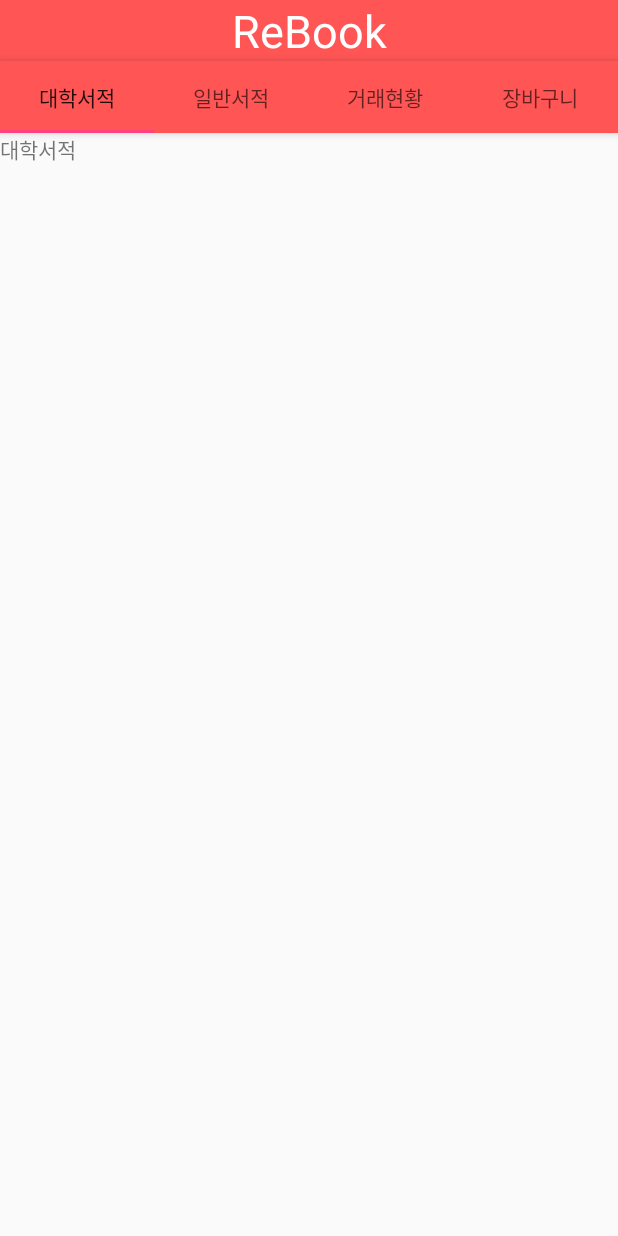
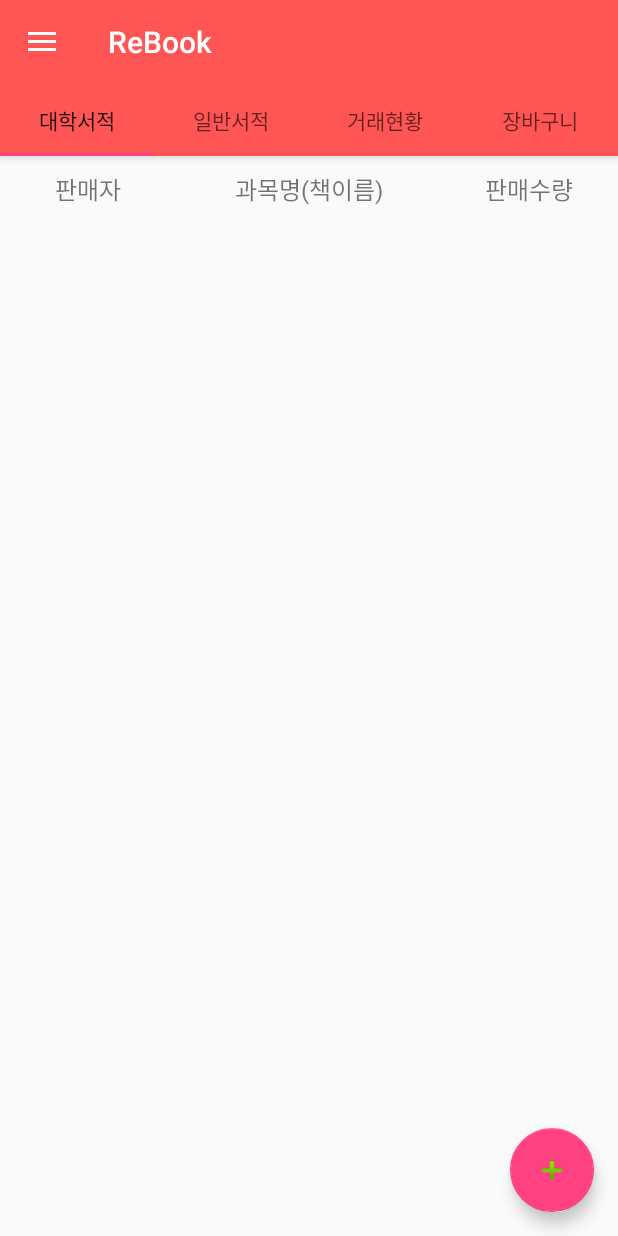
Before and after one commit to MoonSlime/ReBook, an Android app: the screen it shows after launch (MainActivity), on a phone screen of 412 x 824 dp. Run offline under Robolectric (Android 15) with nearby library versions, the phone set to English and light mode, and no system bars; libraries missing offline, so code that uses them is left out: com.google.zxing.integration.

Commit message:
ui_tmp_2nd

```diff
--- a/app/src/main/AndroidManifest.xml
+++ b/app/src/main/AndroidManifest.xml
@@ -9,7 +9,7 @@
         android:icon="@mipmap/ic_launcher"
         android:label="@string/app_name"
         android:supportsRtl="true"
-        android:theme="@style/AppTheme">
+        android:theme="@style/AppTheme.NoActionBar">
         <activity android:name=".MainActivity">
             <intent-filter>
                 <action android:name="android.intent.action.MAIN" />
--- a/app/src/main/java/com/cksrb/rebook/MainActivity.java
+++ b/app/src/main/java/com/cksrb/rebook/MainActivity.java
@@ -1,6 +1,11 @@
 package com.cksrb.rebook;
 
+import android.support.design.widget.FloatingActionButton;
+import android.support.design.widget.NavigationView;
+import android.support.design.widget.Snackbar;
 import android.support.design.widget.TabLayout;
+import android.support.v4.widget.DrawerLayout;
+import android.support.v7.app.ActionBarDrawerToggle;
 import android.support.v7.app.AppCompatActivity;
 
 import android.content.DialogInterface;
@@ -13,7 +18,10 @@
 import android.support.v4.view.ViewPager;
 
 import android.support.v7.app.AlertDialog;
+import android.support.v7.widget.Toolbar;
+import android.view.Menu;
 import android.view.View;
+import android.widget.Toast;
 
 import com.google.zxing.integration.android.IntentIntegrator;
 import com.google.zxing.integration.android.IntentResult;
@@ -28,6 +36,8 @@
     protected void onCreate(Bundle savedInstanceState) {
         super.onCreate(savedInstanceState);
         setContentView(R.layout.activity_main);
+        Toolbar toolbar = (Toolbar) findViewById(R.id.toolbar);
+        setSupportActionBar(toolbar);
 
         mSectionsPagerAdapter = new SectionsPagerAdapter(getSupportFragmentManager());
 
@@ -36,6 +46,21 @@
 
         TabLayout tabLayout = (TabLayout) findViewById(R.id.tabs);
         tabLayout.setupWithViewPager(mViewPager);
+
+        FloatingActionButton fab = (FloatingActionButton) findViewById(R.id.fab);
+        fab.setOnClickListener(new View.OnClickListener() {
+            @Override
+            public void onClick(View view) {
+                Snackbar.make(view, "Replace with your own action", Snackbar.LENGTH_LONG)
+                        .setAction("Action", null).show();
+            }
+        });
+
+        DrawerLayout drawer = (DrawerLayout) findViewById(R.id.drawer_layout);
+        ActionBarDrawerToggle toggle = new ActionBarDrawerToggle(
+                this, drawer, toolbar, R.string.navigation_drawer_open, R.string.navigation_drawer_close);
+        drawer.setDrawerListener(toggle);
+        toggle.syncState();
     }
 
     public void onClick1(View view){
@@ -109,5 +134,4 @@
             return null;
         }
     }
-
 }
--- /dev/null
+++ b/app/src/main/res/drawable/ic_menu_camera.xml
@@ -0,0 +1,12 @@
+<vector xmlns:android="http://schemas.android.com/apk/res/android"
+    android:width="24dp"
+    android:height="24dp"
+    android:viewportHeight="24.0"
+    android:viewportWidth="24.0">
+    <path
+        android:fillColor="#FF000000"
+        android:pathData="M12,12m-3.2,0a3.2,3.2 0,1 1,6.4 0a3.2,3.2 0,1 1,-6.4 0" />
+    <path
+        android:fillColor="#FF000000"
+        android:pathData="M9,2L7.17,4H4c-1.1,0 -2,0.9 -2,2v12c0,1.1 0.9,2 2,2h16c1.1,0 2,-0.9 2,-2V6c0,-1.1 -0.9,-2 -2,-2h-3.17L15,2H9zm3,15c-2.76,0 -5,-2.24 -5,-5s2.24,-5 5,-5 5,2.24 5,5 -2.24,5 -5,5z" />
+</vector>
--- /dev/null
+++ b/app/src/main/res/drawable/ic_menu_gallery.xml
@@ -0,0 +1,9 @@
+<vector xmlns:android="http://schemas.android.com/apk/res/android"
+    android:width="24dp"
+    android:height="24dp"
+    android:viewportHeight="24.0"
+    android:viewportWidth="24.0">
+    <path
+        android:fillColor="#FF000000"
+        android:pathData="M22,16V4c0,-1.1 -0.9,-2 -2,-2H8c-1.1,0 -2,0.9 -2,2v12c0,1.1 0.9,2 2,2h12c1.1,0 2,-0.9 2,-2zm-11,-4l2.03,2.71L16,11l4,5H8l3,-4zM2,6v14c0,1.1 0.9,2 2,2h14v-2H4V6H2z" />
+</vector>
--- /dev/null
+++ b/app/src/main/res/drawable/ic_menu_manage.xml
@@ -0,0 +1,9 @@
+<vector xmlns:android="http://schemas.android.com/apk/res/android"
+    android:width="24dp"
+    android:height="24dp"
+    android:viewportHeight="24.0"
+    android:viewportWidth="24.0">
+    <path
+        android:fillColor="#FF000000"
+        android:pathData="M22.7,19l-9.1,-9.1c0.9,-2.3 0.4,-5 -1.5,-6.9 -2,-2 -5,-2.4 -7.4,-1.3L9,6 6,9 1.6,4.7C0.4,7.1 0.9,10.1 2.9,12.1c1.9,1.9 4.6,2.4 6.9,1.5l9.1,9.1c0.4,0.4 1,0.4 1.4,0l2.3,-2.3c0.5,-0.4 0.5,-1.1 0.1,-1.4z" />
+</vector>
--- /dev/null
+++ b/app/src/main/res/drawable/ic_menu_send.xml
@@ -0,0 +1,9 @@
+<vector xmlns:android="http://schemas.android.com/apk/res/android"
+    android:width="24dp"
+    android:height="24dp"
+    android:viewportHeight="24.0"
+    android:viewportWidth="24.0">
+    <path
+        android:fillColor="#FF000000"
+        android:pathData="M2.01,21L23,12 2.01,3 2,10l15,2 -15,2z" />
+</vector>
--- /dev/null
+++ b/app/src/main/res/drawable/ic_menu_share.xml
@@ -0,0 +1,9 @@
+<vector xmlns:android="http://schemas.android.com/apk/res/android"
+    android:width="24dp"
+    android:height="24dp"
+    android:viewportHeight="24.0"
+    android:viewportWidth="24.0">
+    <path
+        android:fillColor="#FF000000"
+        android:pathData="M18,16.08c-0.76,0 -1.44,0.3 -1.96,0.77L8.91,12.7c0.05,-0.23 0.09,-0.46 0.09,-0.7s-0.04,-0.47 -0.09,-0.7l7.05,-4.11c0.54,0.5 1.25,0.81 2.04,0.81 1.66,0 3,-1.34 3,-3s-1.34,-3 -3,-3 -3,1.34 -3,3c0,0.24 0.04,0.47 0.09,0.7L8.04,9.81C7.5,9.31 6.79,9 6,9c-1.66,0 -3,1.34 -3,3s1.34,3 3,3c0.79,0 1.5,-0.31 2.04,-0.81l7.12,4.16c-0.05,0.21 -0.08,0.43 -0.08,0.65 0,1.61 1.31,2.92 2.92,2.92 1.61,0 2.92,-1.31 2.92,-2.92s-1.31,-2.92 -2.92,-2.92z" />
+</vector>
--- /dev/null
+++ b/app/src/main/res/layout/activity_bar.xml
@@ -0,0 +1,58 @@
+<?xml version="1.0" encoding="utf-8"?>
+<android.support.design.widget.CoordinatorLayout xmlns:android="http://schemas.android.com/apk/res/android"
+    xmlns:tools="http://schemas.android.com/tools"
+    xmlns:app="http://schemas.android.com/apk/res-auto"
+    android:id="@+id/main_content"
+    android:layout_width="match_parent"
+    android:layout_height="match_parent"
+    android:fitsSystemWindows="true"
+    tools:context="com.cksrb.rebook.MainActivity">
+
+    <LinearLayout
+        android:layout_width="match_parent"
+        android:layout_height="wrap_content"
+        android:orientation="vertical">
+
+        <android.support.design.widget.AppBarLayout
+            android:layout_width="match_parent"
+            android:layout_height="wrap_content"
+            android:theme="@style/AppTheme.AppBarOverlay">
+
+            <android.support.v7.widget.Toolbar
+                android:id="@+id/toolbar"
+                android:layout_width="match_parent"
+                android:layout_height="?attr/actionBarSize"
+                android:background="#f55"
+                app:popupTheme="@style/AppTheme.PopupOverlay" />
+
+        </android.support.design.widget.AppBarLayout>
+
+        <android.support.design.widget.AppBarLayout
+            android:id="@+id/appbar"
+            android:layout_width="match_parent"
+            android:layout_height="wrap_content"
+            android:background="#F55">
+
+            <android.support.design.widget.TabLayout
+                android:id="@+id/tabs"
+                android:layout_width="match_parent"
+                android:layout_height="wrap_content" />
+
+        </android.support.design.widget.AppBarLayout>
+
+        <android.support.v4.view.ViewPager
+            android:id="@+id/container"
+            android:layout_width="match_parent"
+            android:layout_height="match_parent"
+            app:layout_behavior="@string/appbar_scrolling_view_behavior"/>
+    </LinearLayout>
+
+    <android.support.design.widget.FloatingActionButton
+        android:id="@+id/fab"
+        android:layout_width="wrap_content"
+        android:layout_height="wrap_content"
+        android:layout_gravity="bottom|end"
+        android:layout_margin="16dp"
+        app:srcCompat="@android:drawable/ic_input_add" />
+
+</android.support.design.widget.CoordinatorLayout>
--- a/app/src/main/res/layout/activity_main.xml
+++ b/app/src/main/res/layout/activity_main.xml
@@ -1,45 +1,25 @@
 <?xml version="1.0" encoding="utf-8"?>
-<android.support.design.widget.CoordinatorLayout xmlns:android="http://schemas.android.com/apk/res/android"
+<android.support.v4.widget.DrawerLayout xmlns:android="http://schemas.android.com/apk/res/android"
+    xmlns:app="http://schemas.android.com/apk/res-auto"
     xmlns:tools="http://schemas.android.com/tools"
-    xmlns:app="http://schemas.android.com/apk/res-auto"
-    android:id="@+id/main_content"
+    android:id="@+id/drawer_layout"
     android:layout_width="match_parent"
     android:layout_height="match_parent"
     android:fitsSystemWindows="true"
-    tools:context="com.cksrb.rebook.MainActivity">
+    tools:openDrawer="start">
 
-    <LinearLayout
+    <include
+        layout="@layout/activity_bar"
         android:layout_width="match_parent"
-        android:layout_height="wrap_content"
-        android:orientation="vertical">
+        android:layout_height="match_parent" />
 
-        <TextView
-            android:layout_width="match_parent"
-            android:layout_height="wrap_content"
-            android:text="ReBook"
-            android:textSize="30dp"
-            android:textColor="#fff"
-            android:gravity="center"
-            android:background="#f55"/>
+    <android.support.design.widget.NavigationView
+        android:id="@+id/nav_view"
+        android:layout_width="wrap_content"
+        android:layout_height="match_parent"
+        android:layout_gravity="start"
+        android:fitsSystemWindows="true"
+        app:headerLayout="@layout/nav_header_main"
+        app:menu="@menu/activity_menu"/>
 
-        <android.support.design.widget.AppBarLayout
-            android:id="@+id/appbar"
-            android:layout_width="match_parent"
-            android:layout_height="wrap_content"
-            android:background="#F55">
-
-            <android.support.design.widget.TabLayout
-                android:id="@+id/tabs"
-                android:layout_width="match_parent"
-                android:layout_height="wrap_content" />
-
-        </android.support.design.widget.AppBarLayout>
-
-        <android.support.v4.view.ViewPager
-            android:id="@+id/container"
-            android:layout_width="match_parent"
-            android:layout_height="match_parent"
-            app:layout_behavior="@string/appbar_scrolling_view_behavior"/>
-    </LinearLayout>
-
-</android.support.design.widget.CoordinatorLayout>
+</android.support.v4.widget.DrawerLayout>
--- a/app/src/main/res/layout/fragment_uni.xml
+++ b/app/src/main/res/layout/fragment_uni.xml
@@ -4,10 +4,38 @@
     android:layout_height="match_parent"
     tools:context="com.cksrb.rebook.UniFragment">
 
-    <!-- TODO: Update blank fragment layout -->
-    <TextView
+    <LinearLayout
         android:layout_width="match_parent"
         android:layout_height="match_parent"
-        android:text="대학서적" />
+        android:padding="10dp"
+        android:orientation="vertical">
+
+        <LinearLayout
+            android:layout_width="match_parent"
+            android:layout_height="wrap_content">
+
+            <TextView
+                android:layout_width="0dp"
+                android:layout_height="wrap_content"
+                android:layout_weight="1"
+                android:text="판매자"
+                android:gravity="center"
+                android:textSize="16dp"/>
+            <TextView
+                android:layout_width="0dp"
+                android:layout_height="wrap_content"
+                android:layout_weight="2"
+                android:text="과목명(책이름)"
+                android:gravity="center"
+                android:textSize="16dp"/>
+            <TextView
+                android:layout_width="0dp"
+                android:layout_height="wrap_content"
+                android:layout_weight="1"
+                android:text="판매수량"
+                android:gravity="center"
+                android:textSize="16dp"/>
+        </LinearLayout>
+    </LinearLayout>
 
 </FrameLayout>
--- /dev/null
+++ b/app/src/main/res/menu/activity_menu.xml
@@ -0,0 +1,32 @@
+<?xml version="1.0" encoding="utf-8"?>
+<menu xmlns:android="http://schemas.android.com/apk/res/android">
+
+    <group android:checkableBehavior="single">
+        <item
+            android:id="@+id/nav_camera"
+            android:icon="@drawable/ic_menu_camera"
+            android:title="Import"/>
+        <item
+            android:id="@+id/nav_gallery"
+            android:icon="@drawable/ic_menu_gallery"
+            android:title="Gallery"/>
+        <item
+            android:id="@+id/nav_manage"
+            android:icon="@drawable/ic_menu_manage"
+            android:title="Tools"/>
+    </group>
+
+    <item android:title="Communicate">
+        <menu>
+            <item
+                android:id="@+id/nav_share"
+                android:icon="@drawable/ic_menu_share"
+                android:title="Share"/>
+            <item
+                android:id="@+id/nav_send"
+                android:icon="@drawable/ic_menu_send"
+                android:title="Send"/>
+        </menu>
+    </item>
+
+</menu>
--- a/app/src/main/res/values/strings.xml
+++ b/app/src/main/res/values/strings.xml
@@ -1,6 +1,8 @@
 <resources>
     <string name="app_name">ReBook</string>
 
-    <!-- TODO: Remove or change this placeholder text -->
+    <string name="navigation_drawer_open">Open navigation drawer</string>
+    <string name="navigation_drawer_close">Close navigation drawer</string>
+
     <string name="hello_blank_fragment">Hello blank fragment</string>
 </resources>
--- a/app/src/main/res/values/styles.xml
+++ b/app/src/main/res/values/styles.xml
@@ -10,4 +10,13 @@
         <item name="windowNoTitle">true</item>
     </style>
 
+    <style name="AppTheme.NoActionBar">
+        <item name="windowActionBar">false</item>
+        <item name="windowNoTitle">true</item>
+    </style>
+
+    <style name="AppTheme.AppBarOverlay" parent="ThemeOverlay.AppCompat.Dark.ActionBar" />
+
+    <style name="AppTheme.PopupOverlay" parent="ThemeOverlay.AppCompat.Light" />
+
 </resources>
```
Also changed, not shown: app/src/main/res/drawable/ic_menu_slideshow.xml (added, +9 -0 lines), app/src/main/res/drawable/side_nav_bar.xml (added, +9 -0 lines), app/src/main/res/layout/fragment_normal.xml (+31 -3 lines), app/src/main/res/layout/nav_header_main.xml (added, +35 -0 lines).
